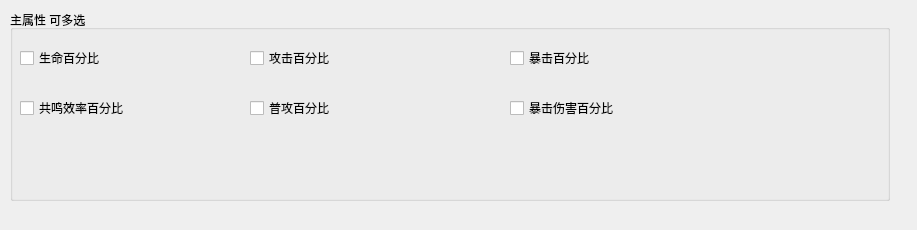
Above: entrypanel.ui from A-SunsetMkt-Forks/wuwaBackendTool before the change. Below: the same form after it.
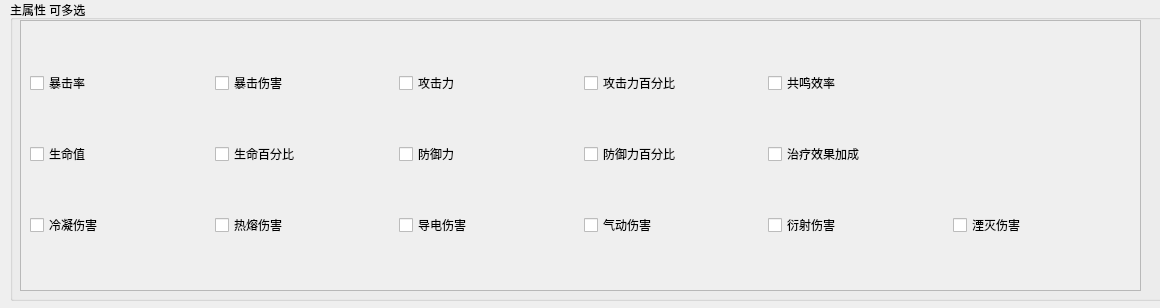
That is the form after the change.

The edit to the form file:
```diff
--- a/entrypanel.ui
+++ b/entrypanel.ui
@@ -6,8 +6,8 @@
    <rect>
     <x>0</x>
     <y>0</y>
-    <width>917</width>
-    <height>230</height>
+    <width>1160</width>
+    <height>308</height>
    </rect>
   </property>
   <property name="windowTitle">
@@ -17,91 +17,150 @@
    <property name="geometry">
     <rect>
      <x>10</x>
-     <y>10</y>
-     <width>880</width>
-     <height>191</height>
+     <y>0</y>
+     <width>1291</width>
+     <height>301</height>
     </rect>
    </property>
    <property name="title">
     <string>主属性 可多选</string>
    </property>
-   <widget class="QCheckBox" name="checkBox_11">
+   <widget class="QScrollArea" name="scrollArea">
     <property name="geometry">
      <rect>
       <x>10</x>
-      <y>40</y>
-      <width>181</width>
-      <height>16</height>
+      <y>20</y>
+      <width>1121</width>
+      <height>271</height>
      </rect>
     </property>
-    <property name="text">
-     <string>生命百分比</string>
+    <property name="widgetResizable">
+     <bool>true</bool>
     </property>
-   </widget>
-   <widget class="QCheckBox" name="checkBox_12">
-    <property name="geometry">
-     <rect>
-      <x>240</x>
-      <y>40</y>
-      <width>191</width>
-      <height>16</height>
-     </rect>
-    </property>
-    <property name="text">
-     <string>攻击百分比</string>
-    </property>
-   </widget>
-   <widget class="QCheckBox" name="checkBox_13">
-    <property name="geometry">
-     <rect>
-      <x>240</x>
-      <y>90</y>
-      <width>191</width>
-      <height>16</height>
-     </rect>
-    </property>
-    <property name="text">
-     <string>普攻百分比</string>
-    </property>
-   </widget>
-   <widget class="QCheckBox" name="checkBox_14">
-    <property name="geometry">
-     <rect>
-      <x>500</x>
-      <y>40</y>
-      <width>251</width>
-      <height>16</height>
-     </rect>
-    </property>
-    <property name="text">
-     <string>暴击百分比</string>
-    </property>
-   </widget>
-   <widget class="QCheckBox" name="checkBox_15">
-    <property name="geometry">
-     <rect>
-      <x>500</x>
-      <y>90</y>
-      <width>301</width>
-      <height>16</height>
-     </rect>
-    </property>
-    <property name="text">
-     <string>暴击伤害百分比</string>
-    </property>
-   </widget>
-   <widget class="QCheckBox" name="checkBox_17">
-    <property name="geometry">
-     <rect>
-      <x>10</x>
-      <y>90</y>
-      <width>191</width>
-      <height>16</height>
-     </rect>
-    </property>
-    <property name="text">
-     <string>共鸣效率百分比</string>
-    </property>
+    <widget class="QWidget" name="scrollAreaWidgetContents">
+     <property name="geometry">
+      <rect>
+       <x>0</x>
+       <y>0</y>
+       <width>1119</width>
+       <height>269</height>
+      </rect>
+     </property>
+     <layout class="QGridLayout" name="gridLayout">
+      <item row="0" column="0">
+       <widget class="QCheckBox" name="checkBox_16">
+        <property name="text">
+         <string>暴击率</string>
+        </property>
+       </widget>
+      </item>
+      <item row="0" column="1">
+       <widget class="QCheckBox" name="checkBox_18">
+        <property name="text">
+         <string>暴击伤害</string>
+        </property>
+       </widget>
+      </item>
+      <item row="0" column="2">
+       <widget class="QCheckBox" name="checkBox_13">
+        <property name="text">
+         <string>攻击力</string>
+        </property>
+       </widget>
+      </item>
+      <item row="0" column="3">
+       <widget class="QCheckBox" name="checkBox_14">
+        <property name="text">
+         <string>攻击力百分比</string>
+        </property>
+       </widget>
+      </item>
+      <item row="0" column="4">
+       <widget class="QCheckBox" name="checkBox_17">
+        <property name="text">
+         <string>共鸣效率</string>
+        </property>
+       </widget>
+      </item>
+      <item row="1" column="0">
+       <widget class="QCheckBox" name="checkBox_11">
+        <property name="text">
+         <string>生命值</string>
+        </property>
+       </widget>
+      </item>
+      <item row="1" column="1">
+       <widget class="QCheckBox" name="checkBox_19">
+        <property name="text">
+         <string>生命百分比</string>
+        </property>
+       </widget>
+      </item>
+      <item row="1" column="2">
+       <widget class="QCheckBox" name="checkBox_12">
+        <property name="text">
+         <string>防御力</string>
+        </property>
+       </widget>
+      </item>
+      <item row="1" column="3">
+       <widget class="QCheckBox" name="checkBox_20">
+        <property name="text">
+         <string>防御力百分比</string>
+        </property>
+       </widget>
+      </item>
+      <item row="1" column="4">
+       <widget class="QCheckBox" name="checkBox_15">
+        <property name="text">
+         <string>治疗效果加成</string>
+        </property>
+       </widget>
+      </item>
+      <item row="2" column="0">
+       <widget class="QCheckBox" name="checkBox_26">
+        <property name="text">
+         <string>冷凝伤害</string>
+        </property>
+       </widget>
+      </item>
+      <item row="2" column="1">
+       <widget class="QCheckBox" name="checkBox_21">
+        <property name="text">
+         <string>热熔伤害</string>
+        </property>
+       </widget>
+      </item>
+      <item row="2" column="2">
+       <widget class="QCheckBox" name="checkBox_24">
+        <property name="text">
+         <string>导电伤害</string>
+        </property>
+       </widget>
+      </item>
+      <item row="2" column="3">
+       <widget class="QCheckBox" name="checkBox_22">
+        <property name="text">
+         <string>气动伤害</string>
+        </property>
+       </widget>
+      </item>
+      <item row="2" column="4">
+       <widget class="QCheckBox" name="checkBox_23">
+        <property name="text">
+         <string>衍射伤害</string>
+        </property>
+       </widget>
+      </item>
+      <item row="2" column="5">
+       <widget class="QCheckBox" name="checkBox_25">
+        <property name="text">
+         <string>湮灭伤害</string>
+        </property>
+       </widget>
+      </item>
+     </layout>
+    </widget>
    </widget>
   </widget>
  </widget>
```
